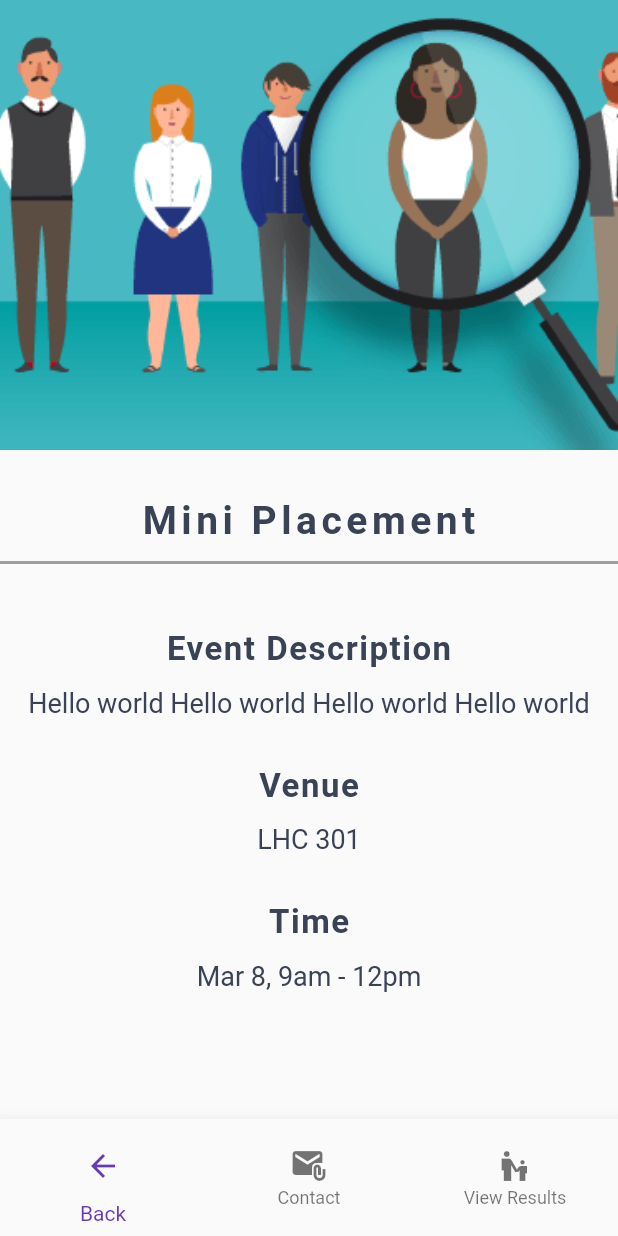
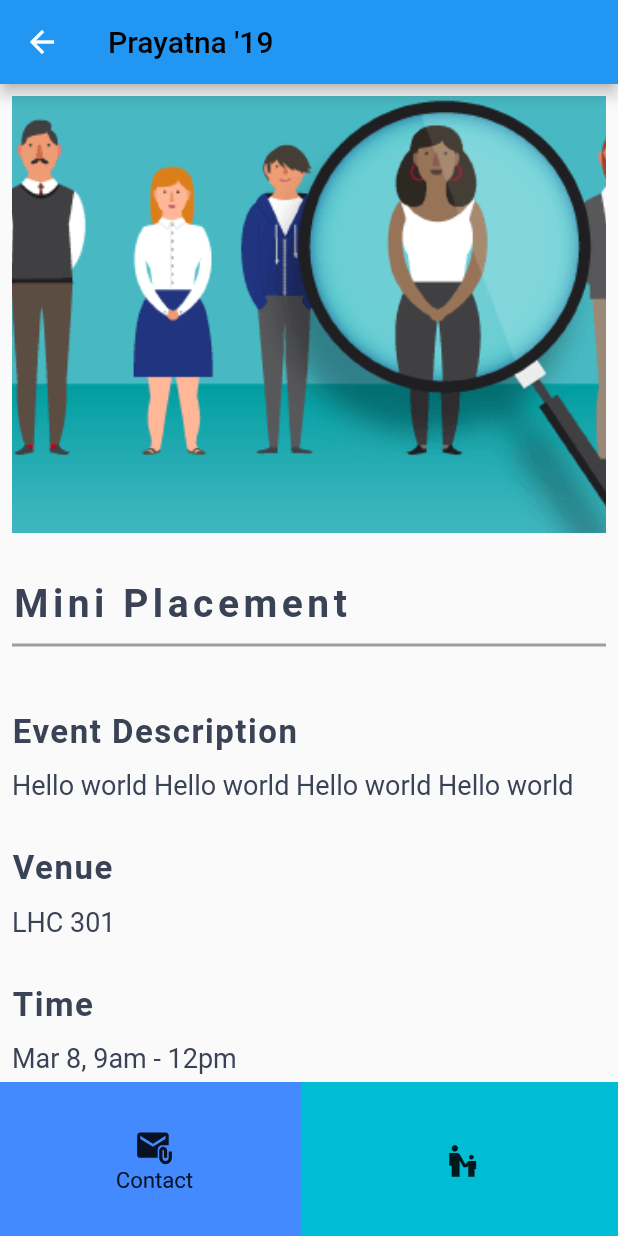
Before and after one commit to Ramyaaaaa/p19app, a Flutter app: the screen it shows after launch, after a tap on "Mini Placement", on a phone screen of 412 x 824 dp. Run offline on Flutter 3.47's test engine with Material 2 defaults, Android fonts, the phone set to English and light mode, and no system bars.

Commit message:
added pageview and bottom navbar

```diff
--- a/lib/eventDetails.dart
+++ b/lib/eventDetails.dart
@@ -1,6 +1,10 @@
 import 'package:flutter/material.dart';
 import 'eventCard.dart';
 import 'package:url_launcher/url_launcher.dart';
+import 'main.dart';
+import 'pageEntry.dart';
+import 'flip_box.dart';
+import 'flip_box_bar.dart';
 
 class EventDetails extends MaterialPageRoute {
   EventDetails(Event event)
@@ -55,7 +59,7 @@ class Details extends StatelessWidget {
           Container(
               decoration: new BoxDecoration(
                   border: new Border.all(color: Colors.grey[500]))),
-          Padding(padding: EdgeInsets.symmetric(vertical: 22.0)),
+          Padding(padding: EdgeInsets.symmetric(vertical: 12.0)),
           Text("Event Description",
 
               style: TextStyle(
@@ -92,70 +96,162 @@ class Details extends StatelessWidget {
           Text(event.time,
               style: TextStyle(
                   fontSize: 18.0, color: Color.fromRGBO(58, 66, 86, 1.0))),
+         Padding(padding: EdgeInsets.symmetric(vertical: 10.0)),
+
         ],
       )),
     );
 
+
+
+
+
+  final ValueNotifier currentPageNotifier = ValueNotifier<int>(0);
+
     return new Scaffold(
+      appBar: AppBar(
+        title: Text("Prayatna '19", style: TextStyle(color: Colors.black))),
+
       body: Hero(
-        tag: event.title,
-        child: NestedScrollView(
-          headerSliverBuilder: (BuildContext context, bool innerBoxIsScrolled) {
-            return <Widget>[
-              // SliverAppBar(
-              //   expandedHeight: 200.0,
-              //   floating: false,
-              //   pinned: true,
-              //   flexibleSpace: FlexibleSpaceBar(
-              //     centerTitle: true,
-              //     title: Text(event.title,
-              //         style: TextStyle(
-              //           color: Colors.black,
-              //           fontSize: 16.0,
-              //         )),
-                  // background: new Image(
-                  //   image: new AssetImage(event.image),
-                  //   fit: BoxFit.cover,
-                  //   height: 300.0,
-                  //   width: double.infinity,
-                  // ),
-                // ),
-              // ),
-            ];
-          },
-          body:
-            Content,
-          ),
+        tag: "hi",
+        child : Stack(
+          children: <Widget>[
+            PageView.builder(
+              onPageChanged: (int index) {
+                currentPageNotifier.value = index;
+              },
+              controller: PageController(
+                initialPage: currentPageNotifier.value,
+              ),
+              itemBuilder: (BuildContext buildContext, int index) =>
+                  PageEntryWidget(entry: events[index]),
+              itemCount: events.length,
+            ),
 
-      ),
-      bottomNavigationBar: BottomNavigationBar(
-        items: <BottomNavigationBarItem>[
-          BottomNavigationBarItem(icon: BackButton(), title: Text('Back')),
+          ],
+        )),
 
-          BottomNavigationBarItem(
+        bottomNavigationBar: FlipBoxBar(
+        items: [
+          FlipBarItem(
               icon: new Icon(IconData(0xe0b0, fontFamily: 'MaterialIcons')),
-              title: Text('Contact')),
-          BottomNavigationBarItem(
+              text: Text("Contact"),
+              frontColor: Colors.blue,
+              backColor: Colors.blueAccent),
+          FlipBarItem(
               icon: Icon(new IconData(59702, fontFamily: 'MaterialIcons')),
-              title: Text('View Results')),
+              text: Text("View Results"),
+              frontColor: Colors.cyan,
+              backColor: Colors.cyanAccent),
+
         ],
-        fixedColor: Colors.deepPurple,
-        onTap: _bottomBar,
+        onIndexChanged: (index) async{
+          if (index == 0) {
+            print("hi");
+            String contact = event.contact;
+            if (await canLaunch("tel:7358527747")) {
+              await launch(contact);
+            }
+            } else if(index == 1){
+              //results page
+              print("bye");
+            }
+
+        }
+
+          //print(newIndex);
+       // },
       ),
     );
 
-
-  }
-
-  void _bottomBar(index) async {
-    print("Index " + index);
-    if (index == 0) {
-      String contact = event.contact;
-      if (await canLaunch( contact)) {
-        await launch(contact);
-      } else if(index == 1){
-        //results page
-      }
-    }
   }
 }
+
+
+
+      // body: Hero(
+      //   tag: event.title,
+        // child: NestedScrollView(
+        //   headerSliverBuilder: (BuildContext context, bool innerBoxIsScrolled) {
+        //     return <Widget>[
+
+        //       // SliverAppBar(
+        //       //   expandedHeight: 200.0,
+        //       //   floating: false,
+        //       //   pinned: true,
+        //       //   flexibleSpace: FlexibleSpaceBar(
+        //       //     centerTitle: true,
+        //       //     title: Text(event.title,
+        //       //         style: TextStyle(
+        //       //           color: Colors.black,
+        //       //           fontSize: 16.0,
+        //       //         )),
+        //           // background: new Image(
+        //           //   image: new AssetImage(event.image),
+        //           //   fit: BoxFit.cover,
+        //           //   height: 300.0,
+        //           //   width: double.infinity,
+        //           // ),
+        //         // ),
+        //       // ),
+        //     ];
+        //   },
+        //   body:
+        //     Content,
+        //   ),
+
+    //  ),
+//       floatingActionButtonLocation: FloatingActionButtonLocation.centerDocked,
+//       floatingActionButton: FloatingActionButton(
+//       onPressed: () { },
+//       tooltip: 'View Results',
+//       child: Icon(new IconData(59702, fontFamily: 'MaterialIcons')),
+//       elevation: 2.0,
+//   ),
+//   bottomNavigationBar: BottomAppBar(
+
+
+// child: Row(
+//       mainAxisSize: MainAxisSize.max,
+//       mainAxisAlignment: MainAxisAlignment.spaceBetween,
+//       children: <Widget>[
+
+
+//       ],
+//     ),
+//     shape: CircularNotchedRectangle(),
+//     color: Colors.blueGrey,
+//   ),
+
+
+      // bottomNavigationBar: BottomNavigationBar(
+      //   items: <BottomNavigationBarItem>[
+      //     BottomNavigationBarItem(icon: BackButton(), title: Text('Back')),
+
+      //     BottomNavigationBarItem(
+      //         icon: new Icon(IconData(0xe0b0, fontFamily: 'MaterialIcons')),
+      //         title: Text('Contact')),
+      //     BottomNavigationBarItem(
+      //         icon: Icon(new IconData(59702, fontFamily: 'MaterialIcons')),
+      //         title: Text('View Results')),
+      //   ],
+      //   fixedColor: Colors.deepPurple,
+      //   onTap: _bottomBar,
+      // ),
+    // );
+
+
+  // }
+
+  // void _bottomBar(index) async {
+  //   print("Index " + index);
+  //   if (index == 0) {
+  //     String contact = event.contact;
+  //     if (await canLaunch( contact)) {
+  //       await launch(contact);
+  //     } else if(index == 1){
+  //       //results page
+  //     }
+  //   }
+  // }
+// }
--- /dev/null
+++ b/lib/flip_box.dart
@@ -0,0 +1,102 @@
+import 'package:flutter/material.dart';
+import 'dart:math';
+
+/// FlipBox constructs a Box consisting of two planes which can be controlled using a given Animation Controller.
+class FlipBox extends StatefulWidget {
+  /// The widget on the top side of the box. (Here, "top" refers to position in Stack).
+  final Widget bottomChild;
+
+  /// The widget in front of the user initially.
+  final Widget topChild;
+
+  /// The height of the box (Carries the BottomNavigationBar height).
+  final double height;
+
+  /// The animation controller to control the flip animation.
+  final AnimationController controller;
+
+  /// Callback for when the box is selected (Not when the box is reversed).
+  final VoidCallback onTapped;
+
+  FlipBox({
+    this.bottomChild,
+    this.topChild,
+    this.height = 100.0,
+    this.controller,
+    this.onTapped,
+  });
+
+  @override
+  _FlipBoxState createState() => _FlipBoxState();
+}
+
+class _FlipBoxState extends State<FlipBox> with SingleTickerProviderStateMixin {
+  /// Tween for going from 0 to pi/2 radian and vice versa.
+  Animation animation;
+
+  /// Controller for controlling the Box.
+  AnimationController controller;
+
+  @override
+  void initState() {
+    super.initState();
+    if (widget.controller == null) {
+      controller = AnimationController(
+          vsync: this, duration: Duration(milliseconds: 2000));
+    } else {
+      controller = widget.controller;
+    }
+    animation = Tween(begin: 0.0, end: pi / 2).animate(
+      CurvedAnimation(parent: controller, curve: Curves.elasticInOut),
+    );
+
+    controller.addListener(() {
+      setState(() {});
+    });
+  }
+
+  @override
+  Widget build(BuildContext context) {
+    return Container(
+      height: widget.height,
+      width: double.infinity,
+      child: Stack(
+        children: <Widget>[
+          Transform(
+            alignment: Alignment.center,
+            transform: Matrix4.identity()
+              ..setEntry(3, 2, 0.001)
+              ..translate(0.0, -(cos(animation.value) * (widget.height / 2)),
+                  ((-widget.height / 2) * sin(animation.value)))
+              ..rotateX(-(pi / 2) + animation.value),
+            child: Container(
+              child: Center(child: widget.bottomChild),
+            ),
+          ),
+          GestureDetector(
+            onTap: () {
+              widget.onTapped();
+              controller.forward();
+            },
+            child: animation.value < (85 * pi / 180)
+                ? Transform(
+                    alignment: Alignment.center,
+                    transform: Matrix4.identity()
+                      ..setEntry(3, 2, 0.001)
+                      ..translate(
+                        0.0,
+                        (widget.height / 2) * sin(animation.value),
+                        -((widget.height / 2) * cos(animation.value)),
+                      )
+                      ..rotateX(animation.value),
+                    child: Container(
+                      child: Center(child: widget.topChild),
+                    ),
+                  )
+                : Container(),
+          ),
+        ],
+      ),
+    );
+  }
+}
--- /dev/null
+++ b/lib/flip_box_bar.dart
@@ -0,0 +1,172 @@
+import 'flip_box.dart';
+import 'package:flutter/material.dart';
+
+/// Top level widget for BottomNavigationBar.
+class FlipBoxBar extends StatefulWidget {
+  /// The items to be displayed in the BottomNavBar.
+  final List<FlipBarItem> items;
+
+  /// The duration of the animation of the box flip.
+  final Duration animationDuration;
+
+  /// Callback for getting value of item selection.
+  final ValueChanged<int> onIndexChanged;
+
+  /// The initial selected index of the NavBar.
+  final int initialIndex;
+
+  /// The height of the BottomNavBar.
+  final double navBarHeight;
+
+  FlipBoxBar({
+    this.items,
+    this.animationDuration = const Duration(seconds: 1),
+    @required this.onIndexChanged,
+    this.initialIndex = 0,
+    this.navBarHeight = 100.0,
+  });
+
+  @override
+  _FlipBoxBarState createState() => _FlipBoxBarState();
+}
+
+class _FlipBoxBarState extends State<FlipBoxBar> with TickerProviderStateMixin {
+  /// Hosts all the controllers controlling the boxes.
+  List<AnimationController> _controllers = [];
+
+  /// The current chosen index
+  int indexChosen = 0;
+
+  @override
+  void initState() {
+    super.initState();
+
+    // Initialise all animation controllers.
+    for (int i = 0; i < widget.items.length; i++) {
+      _controllers.add(
+          AnimationController(vsync: this, duration: widget.animationDuration));
+    }
+
+    // Start animation for initially selected controller.
+    _controllers[widget.initialIndex].forward();
+  }
+
+  @override
+  Widget build(BuildContext context) {
+    return Container(
+      height: 100.0,
+      child: Row(
+        children: widget.items.map((item) {
+          int index = widget.items.indexOf(item);
+
+          // Create the boxes in the NavBar.
+          return Expanded(
+            child: _FlipBarElement(
+              item.icon,
+              item.text,
+              item.frontColor,
+              item.backColor,
+              _controllers[index],
+              _onTapped,
+              index,
+              widget.navBarHeight,
+            ),
+          );
+        }).toList(),
+      ),
+    );
+  }
+
+  /// When tapped, reverse the last chosen index and flip the chosen one.
+  void _onTapped(int index) {
+    _controllers[indexChosen].reverse();
+    indexChosen = index;
+    _controllers[indexChosen].forward();
+    widget.onIndexChanged(index);
+  }
+}
+
+class FlipBarItem {
+  /// The icon to be displayed on the sides (Can be replaced by any other widget).
+  final Widget icon;
+
+  /// The text to be displayed when item is selected (Can be replaced by any other widget).
+  final Widget text;
+
+  /// The color of the front side (Originally towards the user).
+  final Color frontColor;
+
+  /// The color of the top side (Towards the user when selected).
+  final Color backColor;
+
+  FlipBarItem({
+    @required this.icon,
+    @required this.text,
+    this.frontColor = Colors.blueAccent,
+    this.backColor = Colors.blue,
+  });
+}
+
+/// Class for initialising the FlipBox
+class _FlipBarElement extends StatelessWidget {
+  /// Passing down icon widget from upper widget
+  final Widget icon;
+
+  /// Passing down text widget from upper widget
+  final Widget text;
+
+  /// Passing down widget from upper widget
+  final Color frontColor;
+
+  /// Passing down widget from upper widget
+  final Color backColor;
+
+  /// Passing down widget from upper widget
+  final AnimationController controller;
+
+  /// Passing down widget from upper widget
+  final ValueChanged<int> onTapped;
+
+  /// The index of the box.
+  final index;
+
+  /// Passing down widget from upper widget
+  final double appBarHeight;
+
+  _FlipBarElement(this.icon, this.text, this.frontColor, this.backColor,
+      this.controller, this.onTapped, this.index, this.appBarHeight);
+
+  @override
+  Widget build(BuildContext context) {
+    return FlipBox(
+      controller: controller,
+      bottomChild: Container(
+        width: double.infinity,
+        height: double.infinity,
+        color: backColor,
+        child: Column(
+          mainAxisAlignment: MainAxisAlignment.center,
+          children: <Widget>[
+            icon,
+            text,
+          ],
+        ),
+      ),
+      topChild: Container(
+        width: double.infinity,
+        height: double.infinity,
+        color: frontColor,
+        child: Column(
+          mainAxisAlignment: MainAxisAlignment.center,
+          children: <Widget>[
+            icon,
+          ],
+        ),
+      ),
+      onTapped: () {
+        onTapped(index);
+      },
+      height: appBarHeight,
+    );
+  }
+}
--- a/lib/main.dart
+++ b/lib/main.dart
@@ -3,23 +3,7 @@ import 'eventCard.dart';
 
 void main() => runApp(MyApp());
 
-class MyApp extends StatelessWidget {
-  @override
-  Widget build(BuildContext context) {
-    return MaterialApp(
-      title: 'Prayatna',
-      theme: ThemeData(
-        primarySwatch: Colors.blue,
-      ),
-      home: HomePage(title: "Prayatna '19"),
-    );
-  }
-}
-
-class HomePage extends StatelessWidget {
-  HomePage({Key key, this.title}) : super(key: key);
-  final String title;
-  final events = <Event>[
+final events = <Event>[
     Event(
       title: 'Mini Placement',
       tagline: 'Do you have what it takes?',
@@ -47,7 +31,52 @@ class HomePage extends StatelessWidget {
       contact: '96773207736',
       image: 'assets/images/code-n-chaos.jpg',
     ),
+    Event(
+      title: 'Amazon Intern Hiring',
+      tagline: 'Clash of the coders',
+      time: 'Mar 8, 9am - 12pm',
+      venue: 'LHC 302',
+      description: 'Hello world Hello world Hello world Hello world',
+      contact: '96773207736',
+      image: 'assets/images/amazon-intern-hiring.jpg',
+    ),
+    Event(
+      title: "Code 'N Chaos",
+      tagline: 'Clash of the coders',
+      time: 'Mar 8, 9am - 12pm',
+      venue: 'LHC 302',
+      description: 'Hello world Hello world Hello world Hello world',
+      contact: '96773207736',
+      image: 'assets/images/amazon-n-chaos.jpg',
+    ),
+    Event(
+      title: "DB Dwellers",
+      tagline: 'Clash of the coders',
+      time: 'Mar 8, 9am - 12pm',
+      venue: 'LHC 302',
+      description: 'Hello world Hello world Hello world Hello world',
+      contact: '96773207736',
+      image: 'assets/images/db-dwellers.jpg',
+    )
   ];
+
+
+class MyApp extends StatelessWidget {
+  @override
+  Widget build(BuildContext context) {
+    return MaterialApp(
+      title: 'Prayatna',
+      theme: ThemeData(
+        primarySwatch: Colors.blue,
+      ),
+      home: HomePage(title: "Prayatna '19"),
+    );
+  }
+}
+
+class HomePage extends StatelessWidget {
+  HomePage({Key key, this.title}) : super(key: key);
+  final String title;
   @override
   Widget build(BuildContext context) {
     final ThemeData theme = Theme.of(context);
--- /dev/null
+++ b/lib/pageEntry.dart
@@ -0,0 +1,111 @@
+import 'package:flutter/material.dart';
+import 'main.dart';
+import 'eventCard.dart';
+import 'dart:async';
+
+
+
+
+
+class PageEntryWidget extends StatefulWidget {
+  final Event entry;
+
+  const PageEntryWidget({Key key, this.entry}) : super(key: key);
+
+  @override
+  _PageEntryWidgetState createState() => _PageEntryWidgetState();
+}
+
+class _PageEntryWidgetState extends State<PageEntryWidget> {
+  ScrollController controller = ScrollController();
+
+  @override
+  void initState() {
+    super.initState();
+    scrollToEnd(milliseconds: 1000);
+  }
+
+  @override
+  Widget build(BuildContext context) => OrientationBuilder(
+          builder: (BuildContext context, Orientation orientation) {
+        scrollToEnd(milliseconds: 100);
+
+        return
+        // Hero(
+        //   tag : "hi",
+        //   child:
+          Stack(
+          children: <Widget>[
+
+           Padding(
+          padding: const EdgeInsets.all(8.0),
+          child:
+          ListView(
+            controller: controller,
+            children: <Widget>[
+          new Image(
+            image: new AssetImage(widget.entry.image),
+            fit: BoxFit.cover,
+            height: 300.0,
+            width: double.infinity,
+          ),
+          Padding(padding: EdgeInsets.symmetric(vertical: 16.0)),
+          Text(widget.entry.title,
+              style: TextStyle(
+                  letterSpacing: 3,
+                  fontSize: 26.0,
+                  fontWeight: FontWeight.bold,
+                  color: Color.fromRGBO(58, 66, 86, 1.0))),
+          Padding(padding: EdgeInsets.symmetric(vertical: 6.0)),
+          Container(
+              decoration: new BoxDecoration(
+                  border: new Border.all(color: Colors.grey[500]))),
+          Padding(padding: EdgeInsets.symmetric(vertical: 22.0)),
+          Text("Event Description",
+              style: TextStyle(
+                letterSpacing: 1,
+                  fontSize: 22.0,
+                  fontWeight: FontWeight.bold,
+                  color: Color.fromRGBO(58, 66, 86, 1.0))),
+          Padding(padding: EdgeInsets.symmetric(vertical: 6.0)),
+          Text(widget.entry.description,
+              style: TextStyle(
+                  fontSize: 18.0, color: Color.fromRGBO(58, 66, 86, 1.0))),
+          Padding(padding: EdgeInsets.symmetric(vertical: 16.0)),
+          Text("Venue",
+              style: TextStyle(
+                letterSpacing: 1,
+                  // fontFamily: "Roboto",
+                  fontSize: 22.0,
+                  fontWeight: FontWeight.bold,
+                  color: Color.fromRGBO(58, 66, 86, 1.0))),
+          Padding(padding: EdgeInsets.symmetric(vertical: 6.0)),
+          Text(widget.entry.venue,
+              style: TextStyle(
+                  fontSize: 18.0, color: Color.fromRGBO(58, 66, 86, 1.0))),
+          Padding(padding: EdgeInsets.symmetric(vertical: 16.0)),
+          Text("Time",
+              style: TextStyle(
+                letterSpacing: 1,
+                  fontSize: 22.0,
+                  fontWeight: FontWeight.bold,
+                  color: Color.fromRGBO(58, 66, 86, 1.0))),
+          Padding(padding: EdgeInsets.symmetric(vertical: 6.0)),
+          Text(widget.entry.time,
+              style: TextStyle(
+                  fontSize: 18.0, color: Color.fromRGBO(58, 66, 86, 1.0))),
+            ],
+          ))],
+        );
+      });
+
+  void scrollToEnd({int milliseconds}) {
+    Timer(
+      Duration(milliseconds: milliseconds),
+      () {
+        if (!controller.hasClients) return;
+        controller.jumpTo(controller.position.maxScrollExtent);
+      },
+    );
+  }
+}
```
Also changed, not shown: pageEntry.dart (added, +51 -0 lines).
